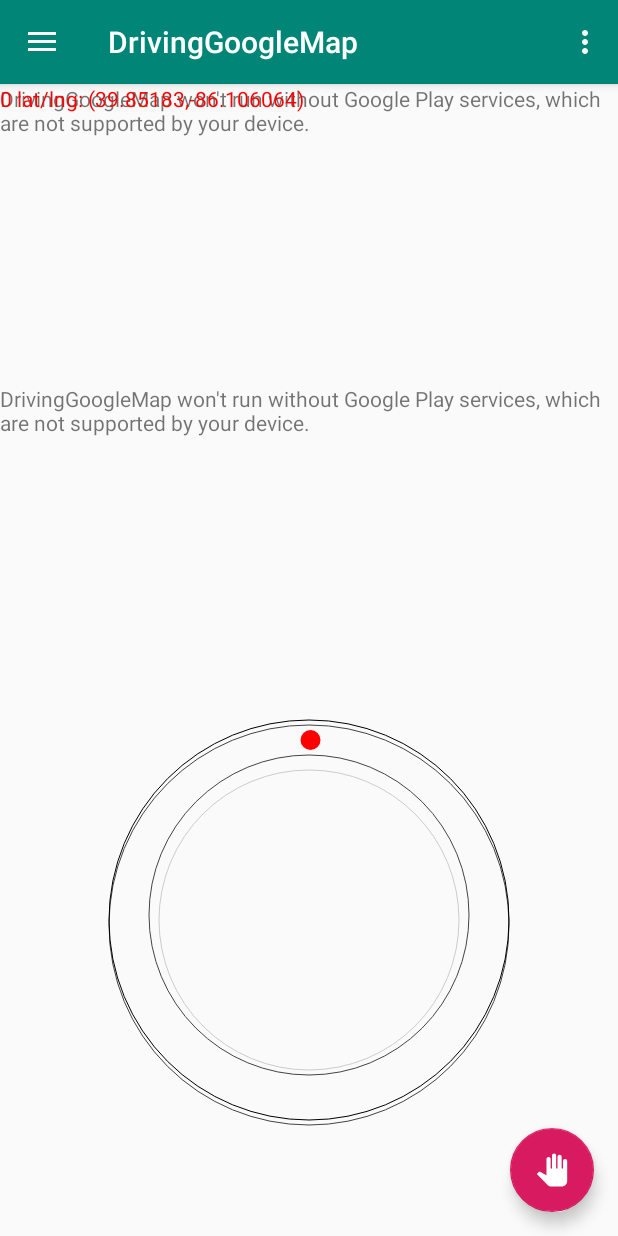
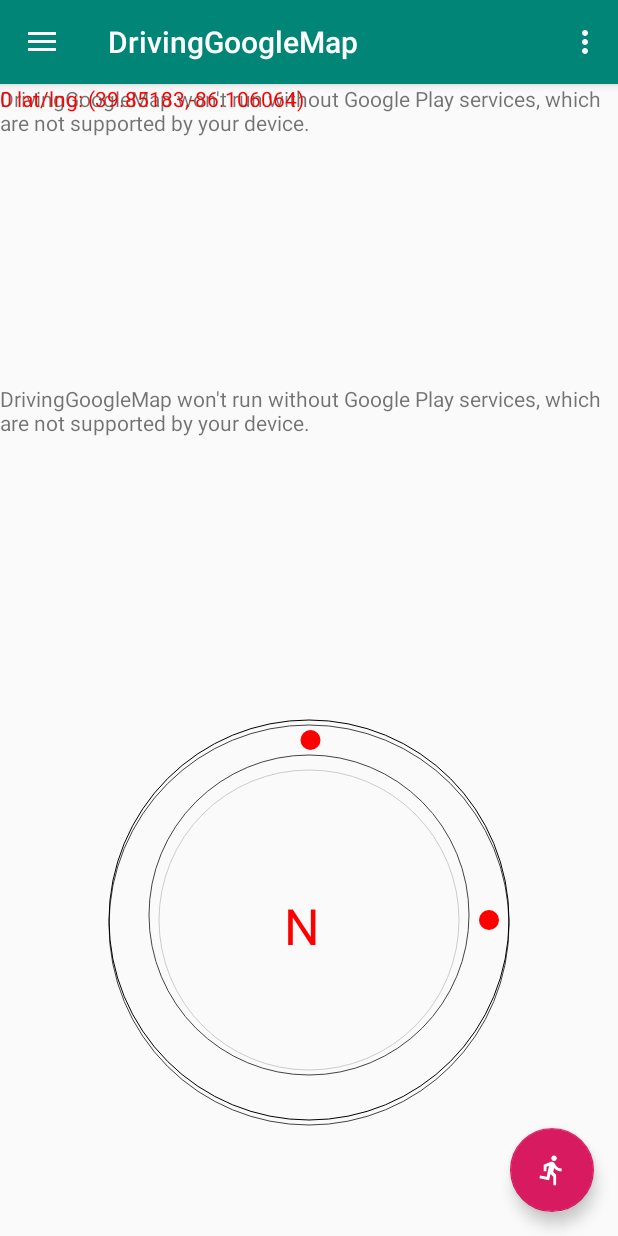
Before and after one commit to Shoonsk8/DrivingGoogleMap, an Android app: the screen it shows after launch (MainActivity), on a phone screen of 412 x 824 dp. Run offline under Robolectric (Android 15) with nearby library versions, the phone set to English and light mode, and no system bars.

Commit message:
Added landscape mode

```diff
--- a/app/src/main/java/com/shoon/drivinggooglemap/MainActivity.java
+++ b/app/src/main/java/com/shoon/drivinggooglemap/MainActivity.java
@@ -3,6 +3,7 @@
 import android.Manifest;
 import android.content.Context;
 import android.content.Intent;
+import android.content.pm.ActivityInfo;
 import android.content.pm.PackageManager;
 import android.location.Location;
 import android.media.MediaPlayer;
@@ -96,22 +97,25 @@
     private PositionLog positionLogCurrent;
     private Bundle bundle;
     private TripLog tripLog;
-    private boolean bStop=false;
-
+    private boolean bStop=true;
+    private DialView dvSteering;
     @Override
     protected void onCreate(final Bundle savedInstanceState) {
         super.onCreate( savedInstanceState );
         setContentView( R.layout.activity_main );
         context=getApplicationContext();
         TripLogRepository tripLogRepository=new TripLogRepository(  context );
+        dvSteering=findViewById(R.id.dial_volume);
+
 
         final Toolbar toolbar = findViewById( R.id.toolbar );
         setSupportActionBar( toolbar );
         toolbar.setOnLongClickListener( new View.OnLongClickListener() {
                                             @Override
                                             public boolean onLongClick(View v) {
-                                                getSupportActionBar().hide();
+
                                                 return false;
+
                                             }
                                         });
 
@@ -127,8 +131,10 @@
 
                     Snackbar.make( view, "Tap the steering wheel. Let's go!", Snackbar.LENGTH_LONG )
                             .setAction( "Action", null ).show();
+                    getSupportActionBar().hide();
                 }else{
                     bStop=true;
+                    getSupportActionBar().show();
                     fab.setImageResource(  R.drawable.ic_running );
                     Snackbar.make( view, "Holding!", Snackbar.LENGTH_LONG )
                             .setAction( "Action", null ).show();
@@ -143,7 +149,6 @@
         drawer.addDrawerListener( toggle );
         toggle.syncState();
         navigationView.setNavigationItemSelectedListener( this );
-        final DialView dvSteering=findViewById(R.id.dial_volume);
 
         positionLogCurrent=new PositionLog(0,0, initialLocation,0 );
         tripLog=new TripLog();
@@ -235,14 +240,6 @@
     public void goForward(StreetViewPanorama panorama){
         if(bStop)return;
         positionLogCurrent=new PositionLog(0,i++,panorama );
-   /*     tripLog=new TripLog();
-        bundle = new Bundle();
-        bundle.putParcelable("data_of_position", positionLogCurrent);
-        tripLog.setArguments(bundle);
-
-        FragmentTransaction transaction= getSupportFragmentManager().beginTransaction().replace( R.id.map_container, tripLog );
-        transaction.addToBackStack( null );
-        transaction.commit();*/
 
         StreetViewPanoramaLocation location = panorama.getLocation();
         StreetViewPanoramaCamera camera = mStreetViewPanorama.getPanoramaCamera();
@@ -252,7 +249,7 @@
 
         }
     }
-    public static StreetViewPanoramaLink findClosestLinkToBearing(StreetViewPanoramaLink[] links,
+    public StreetViewPanoramaLink findClosestLinkToBearing(StreetViewPanoramaLink[] links,
                                                                   float bearing) {
         float minBearingDiff = 360;
         StreetViewPanoramaLink closestLink = links[0];
@@ -262,6 +259,7 @@
                 closestLink = link;
             }
         }
+       // dvSteering.setBearing(closestLink.bearing);
         return closestLink;
     }
     // Find the difference between angle a and b as a value between 0 and 180
--- a/app/src/main/java/com/shoon/drivinggooglemap/SQL/TripLogSQLHelper.java
+++ b/app/src/main/java/com/shoon/drivinggooglemap/SQL/TripLogSQLHelper.java
@@ -9,8 +9,8 @@
 
 
 public class TripLogSQLHelper extends SQLiteOpenHelper {
-    private static final int    DATABASE_VERSION = 1;
-    private static final String DATABASE_NAME    = "FavoriteMovieSQL.db";
+    private static final int    DATABASE_VERSION = 2;
+    private static final String DATABASE_NAME    = "TripLogSQL.db";
 
     public TripLogSQLHelper(Context context) {
         super( context, DATABASE_NAME,null,DATABASE_VERSION );
--- /dev/null
+++ b/app/src/main/res/layout-land/content_main.xml
@@ -0,0 +1,46 @@
+<?xml version="1.0" encoding="utf-8"?>
+<android.support.constraint.ConstraintLayout xmlns:android="http://schemas.android.com/apk/res/android"
+    xmlns:app="http://schemas.android.com/apk/res-auto"
+    xmlns:tools="http://schemas.android.com/tools"
+    android:layout_width="match_parent"
+    android:layout_height="match_parent"
+    app:layout_behavior="@string/appbar_scrolling_view_behavior"
+    xmlns:map="http://schemas.android.com/apk/res-auto"
+    android:id="@+id/map_container"
+    tools:context=".MainActivity"
+    tools:showIn="@layout/app_bar_main">
+
+    <RelativeLayout
+        android:id="@+id/map_container2"
+        android:layout_width="match_parent"
+        android:layout_height="match_parent"
+        android:layout_weight="0.5"
+        android:orientation="vertical">
+
+
+        <fragment
+            android:id="@+id/map"
+            android:layout_width="match_parent"
+            android:layout_height="0dp"
+
+
+            class="com.google.android.gms.maps.SupportMapFragment"
+            />
+        <fragment
+            android:id="@+id/streetviewpanorama"
+            android:layout_width="match_parent"
+            android:layout_height="match_parent"
+            android:layout_below="@+id/map"
+            class="com.google.android.gms.maps.SupportStreetViewPanoramaFragment" />
+
+        <com.shoon.drivinggooglemap.DialView
+            android:id="@+id/dial_volume"
+            app:dot_radius="10"
+            app:dial_radius="200"
+            app:dial_color="@android:color/darker_gray"
+            android:layout_alignBaseline="@+id/streetviewpanorama"
+            android:layout_width="match_parent"
+            android:layout_height="match_parent" />
+    </RelativeLayout>
+
+</android.support.constraint.ConstraintLayout>
--- a/app/src/main/res/layout/app_bar_main.xml
+++ b/app/src/main/res/layout/app_bar_main.xml
@@ -30,6 +30,6 @@
         android:layout_height="wrap_content"
         android:layout_gravity="bottom|end"
         android:layout_margin="@dimen/fab_margin"
-        app:srcCompat="@drawable/ic_palm"/>
+        app:srcCompat="@drawable/ic_running"/>
 
 </android.support.design.widget.CoordinatorLayout>
```
Also changed, not shown: app/src/main/java/com/shoon/drivinggooglemap/DialView.java (+75 -2 lines), app/src/main/java/com/shoon/drivinggooglemap/SQL/TripLogSQLDAO.java (+6 -3 lines).
